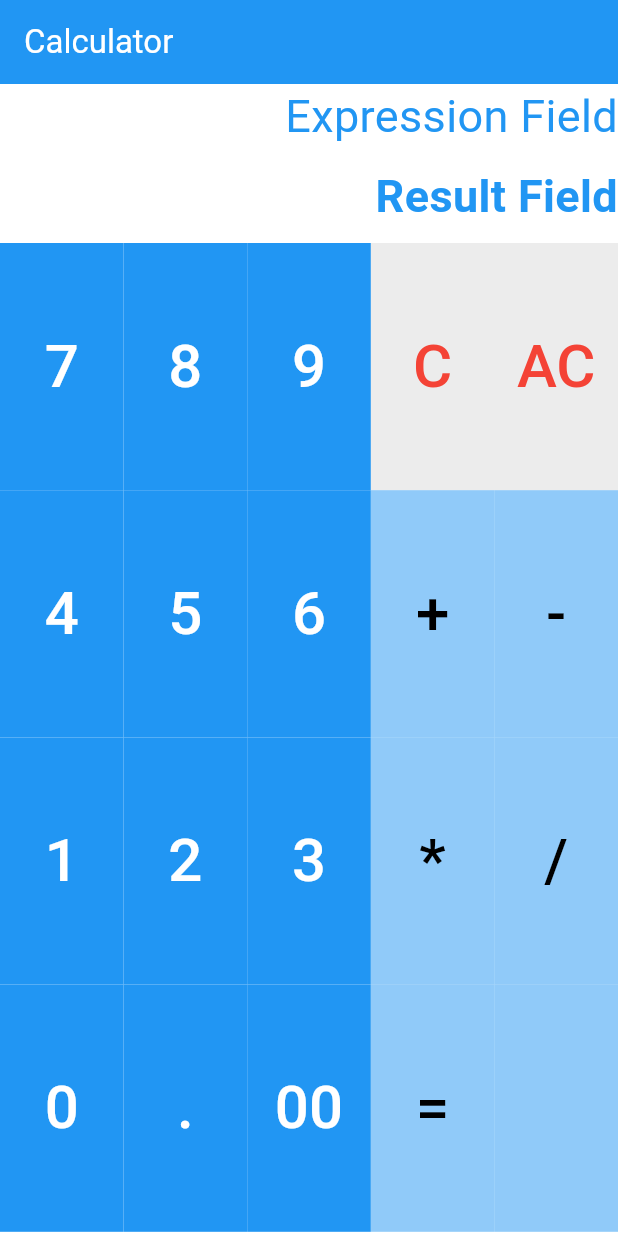
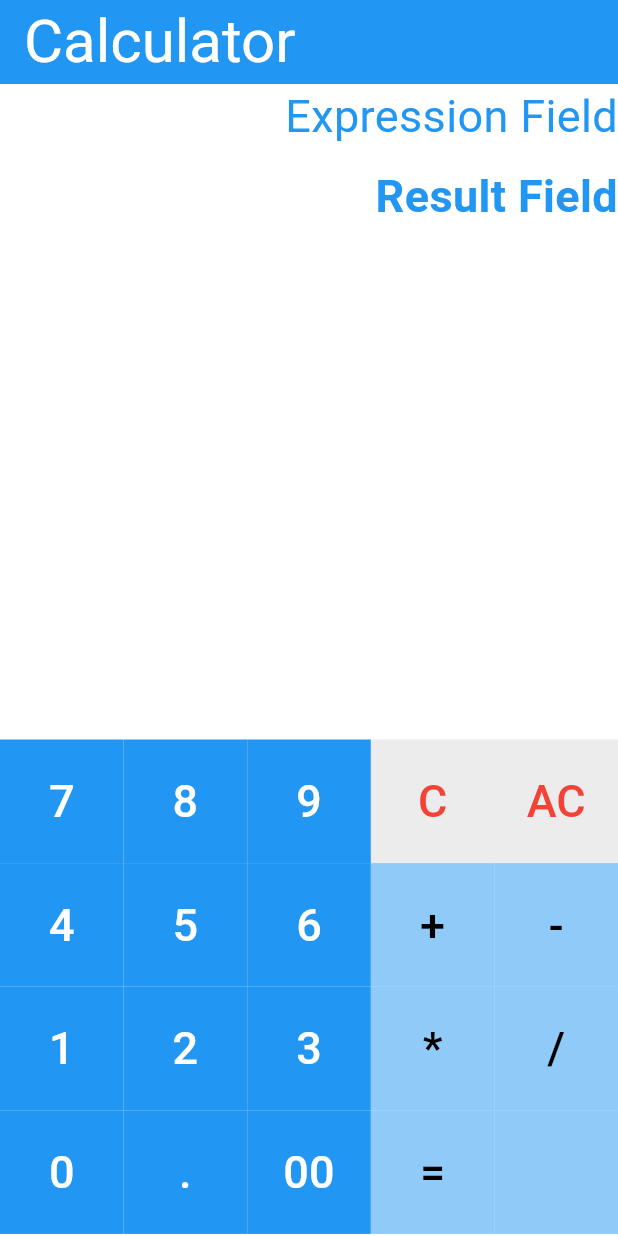
Before and after one commit to OSS-42/15---MOBILE, a Flutter app: the screen it shows after launch, on a phone screen of 412 x 824 dp. Run offline on Flutter 3.47's test engine with Material 3 defaults, Android fonts, the phone set to English and light mode, and no system bars; drawn by our look-alikes of auto_size_text; our stand-ins replace logger.

Commit message:
update responsiveness

```diff
--- a/mobileModule00/ex00/lib/main.dart
+++ b/mobileModule00/ex00/lib/main.dart
@@ -1,5 +1,6 @@
 import 'package:flutter/material.dart';
 import 'package:logger/logger.dart'; //pour logger en console plutot que print.
+import 'package:auto_size_text/auto_size_text.dart';
 
 // to add a log in the console instead of print().
 var logger = Logger(
@@ -21,7 +22,14 @@ class MyApp extends StatelessWidget {
     return MaterialApp(
       home: Scaffold(
         appBar: AppBar(
-          title: const Text('Calculator'),
+          title: const AutoSizeText(
+            'Calculator',
+            maxLines: 1,
+            style: TextStyle(
+              fontSize: 40,
+              color: Colors.white,
+            ),
+          ),
           backgroundColor: Colors.blue,
           foregroundColor: Colors.white,
         ),
@@ -35,11 +43,9 @@ class MyApp extends StatelessWidget {
                   const SizedBox(height: 10),
                   ResultField(width: width),
                   const SizedBox(height: 10),
-                  Expanded(
-                    child: Container(
-                      // color: Colors.blue,
-                      child: ButtonField(height: height * 0.5),
-                    ),
+                  const Spacer(),
+                  Flexible(
+                      child: ButtonField(height: height),
                   ),
                 ],
               );
@@ -51,31 +57,9 @@ class MyApp extends StatelessWidget {
   }
 }
 
-// class MyHomePage extends StatelessWidget {
-//   const MyHomePage({super.key});
-
-//   @override
-//   Widget build(BuildContext context) {
-
-//     return Scaffold(
-//       appBar: AppBar(
-//         title: const Text('Calculator'),
-//       ),
-//       body: const Column(
-//           children: [
-//             ExpressionField(),
-//             SizedBox(height: 10),
-//             ResultField(),
-//             SizedBox(height: 10),
-//             ButtonField(),
-//           ],
-//         ),
-//       );
-//   }
-// }
-
 class ExpressionField extends StatelessWidget {
   final double width;
+
   const ExpressionField({super.key, required this.width});
 
   @override
@@ -84,13 +68,14 @@ class ExpressionField extends StatelessWidget {
 
     return SizedBox(
       width: width,
-      child: const Text(
+      child: const AutoSizeText(
         'Expression Field',
         textAlign: TextAlign.right,
         style: TextStyle(
           fontSize: 30,
           color: Colors.blue,
         ),
+        maxLines: 1,
       ),
     );
   }
@@ -106,7 +91,7 @@ class ResultField extends StatelessWidget {
 
     return SizedBox(
       width: width,
-      child: const Text(
+      child: const AutoSizeText(
         'Result Field',
         textAlign: TextAlign.right,
         style: TextStyle(
@@ -114,6 +99,7 @@ class ResultField extends StatelessWidget {
           color: Colors.blue,
           fontWeight: FontWeight.bold,
         ),
+        maxLines: 1,
       ),
     );
   }
@@ -162,9 +148,9 @@ class ButtonField extends StatelessWidget {
               itemCount: buttons.length * buttons[0].length,
               gridDelegate: SliverGridDelegateWithFixedCrossAxisCount(
                 crossAxisCount: 5,
-                childAspectRatio: (MediaQuery.of(context).size.width / 5) /
-                    (MediaQuery.of(context).size.height / 5),
-              ),
+                childAspectRatio: (MediaQuery.of(context).size.width / 2) /
+                 (MediaQuery.of(context).size.height / 4),
+                ),
               itemBuilder: (BuildContext context, int index) {
                 final row = index ~/ 5;
                 final col = index % 5;
@@ -180,15 +166,17 @@ class ButtonField extends StatelessWidget {
                         borderRadius: BorderRadius.zero),
                     )
                   ),
-                  child: Text(
+                  child: AutoSizeText(
                     button['label'] as String,
                     style: TextStyle(
+                      fontSize: 30,
                       color: buttonStyle.color,
-                      fontSize: 40),
+                    ),
+                  maxLines: 1,
                   ),
                 );
               },
-            );
+          );
   }
 }
 
--- a/mobileModule00/ex00/pubspec.yaml
+++ b/mobileModule00/ex00/pubspec.yaml
@@ -38,6 +38,7 @@ dependencies:
   logger: ^2.4.0
   english_words: ^4.0.0
   provider: ^6.0.0
+  auto_size_text: ^3.0.0
 
 dev_dependencies:
   flutter_test:
```
Also changed, not shown: mobileModule00/ex00/pubspec.lock.
